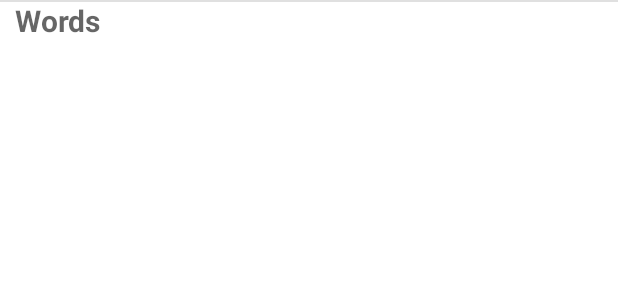
After one commit to ajeetAk47/DoNotDisturb, an Android app: the layout listview_words.xml on its own in the app's theme, with its tools: preview values and no code run, on a phone screen of 412 x 824 dp. The commit adds this screen. Shown: the top 300 px of the screen. Run offline under Robolectric (Android 15) with nearby library versions, the phone set to English and light mode, and no system bars.

Commit message:
file Renaming

```diff
--- a/app/src/main/java/com/ak47/donotdisturb/Fragment/CallDialogFragment.java
+++ b/app/src/main/java/com/ak47/donotdisturb/Fragment/CallDialogFragment.java
@@ -71,7 +71,7 @@ public class CallDialogFragment extends androidx.fragment.app.DialogFragment {
         listView = view.findViewById(R.id.contact_list);
         noContact = view.findViewById(R.id.no_contact);
 
-        contactListAdapter = new ContactListAdapter(getContext(), R.layout.activity_listview_contacts, contactsArrayList());
+        contactListAdapter = new ContactListAdapter(getContext(), R.layout.listview_contacts, contactsArrayList());
         listView.setAdapter(contactListAdapter);
         listView.setOnItemClickListener(new AdapterView.OnItemClickListener() {
             @Override
--- a/app/src/main/java/com/ak47/donotdisturb/Fragment/WhatsAppDialogFragment.java
+++ b/app/src/main/java/com/ak47/donotdisturb/Fragment/WhatsAppDialogFragment.java
@@ -67,7 +67,7 @@ public class WhatsAppDialogFragment extends androidx.fragment.app.DialogFragment
         listView = view.findViewById(R.id.contact_list);
         noContact = view.findViewById(R.id.no_contact);
 
-        contactListAdapter = new ContactListAdapter(getContext(), R.layout.activity_listview_contacts, contactsArrayList());
+        contactListAdapter = new ContactListAdapter(getContext(), R.layout.listview_contacts, contactsArrayList());
         listView.setAdapter(contactListAdapter);
         listView.setOnItemClickListener(new AdapterView.OnItemClickListener() {
             @Override
--- /dev/null
+++ b/app/src/main/res/layout/listview_words.xml
@@ -0,0 +1,16 @@
+<?xml version="1.0" encoding="utf-8"?><!--  Single List Item Design -->
+<RelativeLayout xmlns:android="http://schemas.android.com/apk/res/android"
+    android:layout_width="match_parent"
+    android:layout_height="wrap_content">
+
+    <TextView
+        android:id="@+id/words"
+        android:layout_width="match_parent"
+        android:layout_height="wrap_content"
+        android:layout_marginLeft="10dp"
+        android:hint="Words"
+        android:textSize="20sp"
+        android:textStyle="bold"></TextView>
+
+    <View style="@style/Divider.Horizontal" />
+</RelativeLayout>
```
Also changed, not shown: app/src/main/res/layout/listview_contacts.xml (renamed from app/src/main/res/layout/activity_listview_contacts.xml).
